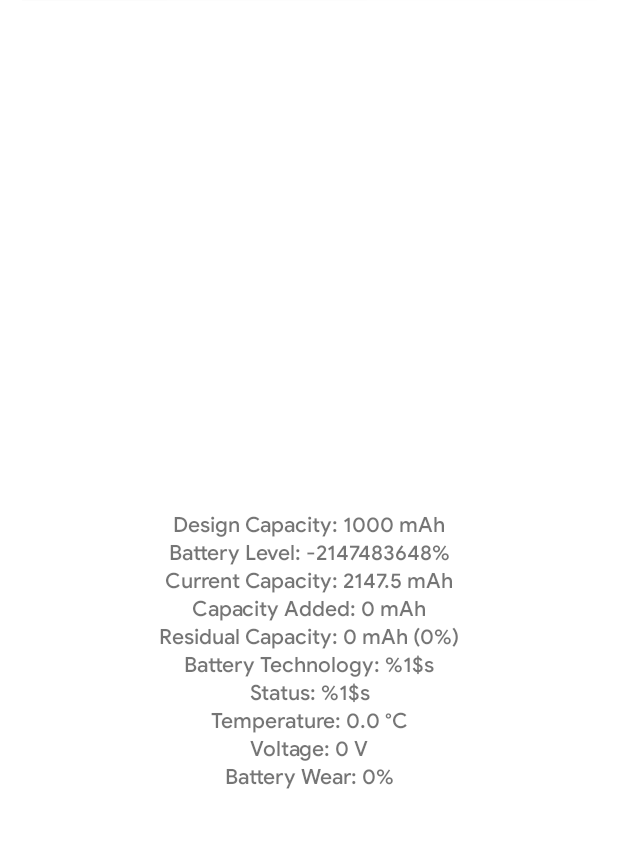
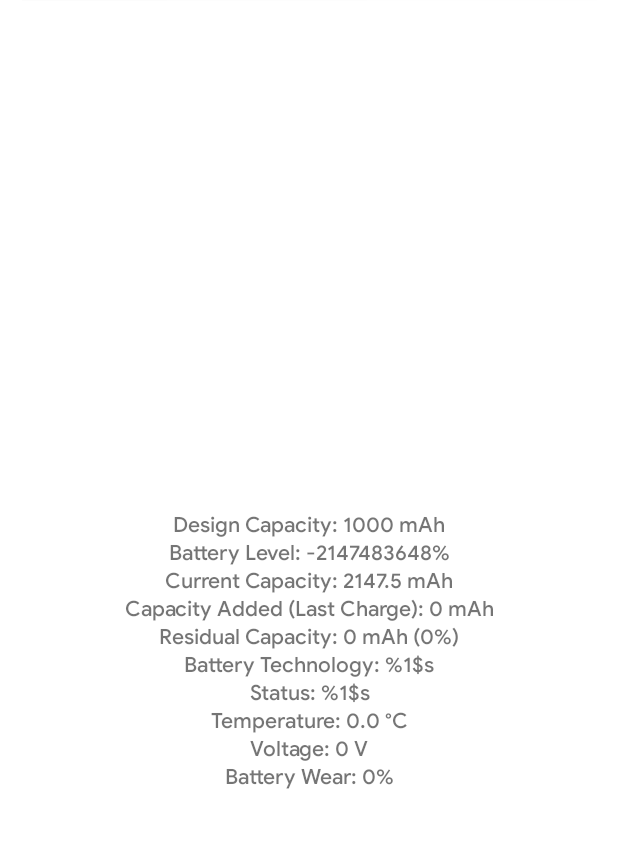
Before and after one commit to Ph03niX-X/CapacityInfo, an Android app: the screen it shows after launch (MainActivity), on a phone screen of 412 x 824 dp, the part 93-941 px from its top. Run offline under Robolectric (Android 15) with nearby library versions, the phone set to English and light mode, and no system bars; 7 statements that could not run were skipped.

Commit message:
Added "Capacity Added (Last Charge)"

```diff
--- a/app/build.gradle
+++ b/app/build.gradle
@@ -11,7 +11,7 @@ android {
         applicationId "com.ph03nix_x.capacityinfo"
         minSdkVersion 21
         targetSdkVersion 29
-        versionCode 100
+        versionCode 101
         versionName "2.1"
         testInstrumentationRunner "androidx.test.runner.AndroidJUnitRunner"
     }
--- a/app/src/main/java/com/ph03nix_x/capacityinfo/Battery.kt
+++ b/app/src/main/java/com/ph03nix_x/capacityinfo/Battery.kt
@@ -89,7 +89,7 @@ class Battery(var context: Context) {
                 context.getString(R.string.capacity_added, toDecimalFormat(capacityAdded))
             }
 
-            else -> context.getString(R.string.capacity_added, toDecimalFormat(pref.getFloat(Preferences.CapacityAdded.prefKey, 0f).toDouble()))
+            else -> context.getString(R.string.capacity_added_last_charge, toDecimalFormat(pref.getFloat(Preferences.CapacityAdded.prefKey, 0f).toDouble()))
         }
     }
 
--- a/app/src/main/res/values/strings.xml
+++ b/app/src/main/res/values/strings.xml
@@ -54,6 +54,7 @@
     <string name="show_last_charge_time_in_app">Show last charge time in app</string>
     <string name="service_time">Service Time</string>
     <string name="capacity_added">"Capacity Added: %1$s mAh"</string>
+    <string name="capacity_added_last_charge">Capacity Added (Last Charge): %1$s mAh</string>
     <string name="show_charging_time_in_app">Show Charging Time in App</string>
     <string name="during_discharge">During discharge</string>
     <string name="notification_priority">Notification Priority and Status Bar Icon</string>
```
